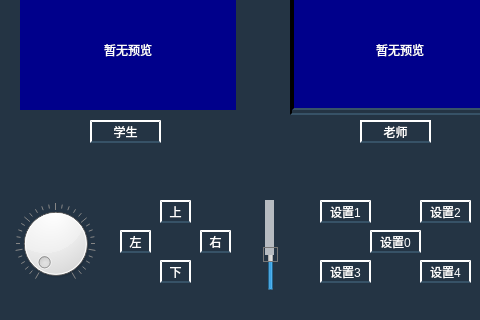
IBrave/KaymaxRecorder, file mainwindow.ui: the form before one commit; both pictures show x 0 to 480 and y 320 to 640 of the 801 by 640 pixel window.
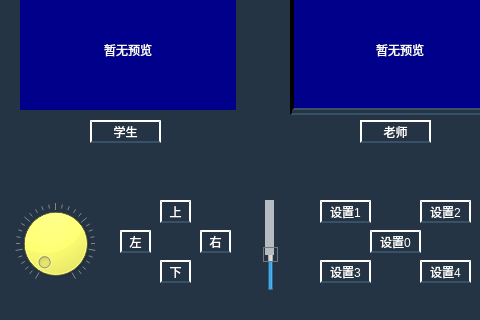
The form after the commit. Icons and pictures are not drawn.

Commit message: Change the style of the QDial Signed-off-by: IBrave <liuyiys@gmail.com>

```diff
--- a/mainwindow.ui
+++ b/mainwindow.ui
@@ -2147,7 +2147,10 @@
      </rect>
     </property>
     <property name="styleSheet">
-     <string notr="true">QDial::handle { color: red }</string>
+     <string notr="true">QDial{
+background:yellow;
+}
+QDial::handle { color: red }</string>
     </property>
     <property name="maximum">
      <number>120</number>
```
